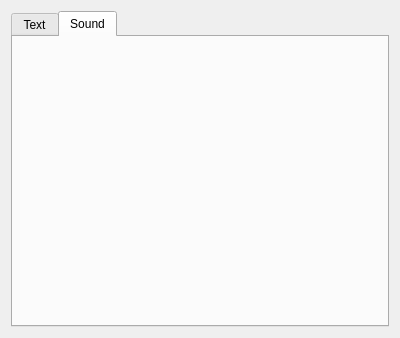
This is eiskaltdcpp/ui/UISettingsNotification.ui in eiskaltdcpp/eiskaltdcpp as Qt 5 draws it before an edit. The edited form follows.
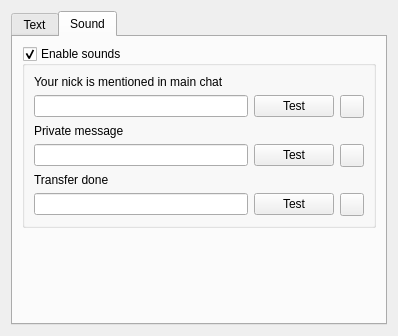
This is the edited form. The open tabs and pages were chosen to show the change.

Commit message: D-Bus notification support

Patch:
```diff
--- a/eiskaltdcpp/ui/UISettingsNotification.ui
+++ b/eiskaltdcpp/ui/UISettingsNotification.ui
@@ -6,8 +6,8 @@
    <rect>
     <x>0</x>
     <y>0</y>
-    <width>400</width>
-    <height>338</height>
+    <width>398</width>
+    <height>336</height>
    </rect>
   </property>
   <property name="windowTitle">
@@ -83,6 +83,105 @@
       <attribute name="title">
        <string>Sound</string>
       </attribute>
+      <layout class="QGridLayout" name="gridLayout_5">
+       <item row="0" column="0">
+        <widget class="QGroupBox" name="groupBox_SND">
+         <property name="title">
+          <string>Enable sounds</string>
+         </property>
+         <property name="checkable">
+          <bool>true</bool>
+         </property>
+         <layout class="QGridLayout" name="gridLayout_4">
+          <item row="1" column="0">
+           <widget class="QLineEdit" name="lineEdit_SNDNICKSAY"/>
+          </item>
+          <item row="1" column="1">
+           <widget class="QPushButton" name="pushButton_TESTNICKSAY">
+            <property name="text">
+             <string>Test</string>
+            </property>
+           </widget>
+          </item>
+          <item row="1" column="2">
+           <widget class="QToolButton" name="toolButton_BRWNICK">
+            <property name="text">
+             <string/>
+            </property>
+           </widget>
+          </item>
+          <item row="3" column="0">
+           <widget class="QLineEdit" name="lineEdit_SNDPM"/>
+          </item>
+          <item row="3" column="1">
+           <widget class="QPushButton" name="pushButton_TESTPM">
+            <property name="text">
+             <string>Test</string>
+            </property>
+           </widget>
+          </item>
+          <item row="3" column="2">
+           <widget class="QToolButton" name="toolButton_BRWPM">
+            <property name="text">
+             <string/>
+            </property>
+           </widget>
+          </item>
+          <item row="5" column="0">
+           <widget class="QLineEdit" name="lineEdit_SNDTRDONE"/>
+          </item>
+          <item row="5" column="1">
+           <widget class="QPushButton" name="pushButton_TESTTR">
+            <property name="text">
+             <string>Test</string>
+            </property>
+           </widget>
+          </item>
+          <item row="5" column="2">
+           <widget class="QToolButton" name="toolButton_BRWTR">
+            <property name="text">
+             <string/>
+            </property>
+           </widget>
+          </item>
+          <item row="0" column="0" colspan="3">
+           <widget class="QLabel" name="label">
+            <property name="text">
+             <string>Your nick is mentioned in main chat</string>
+            </property>
+           </widget>
+          </item>
+          <item row="2" column="0">
+           <widget class="QLabel" name="label_2">
+            <property name="text">
+             <string>Private message</string>
+            </property>
+           </widget>
+          </item>
+          <item row="4" column="0">
+           <widget class="QLabel" name="label_3">
+            <property name="text">
+             <string>Transfer done</string>
+            </property>
+           </widget>
+          </item>
+         </layout>
+        </widget>
+       </item>
+       <item row="1" column="0">
+        <spacer name="verticalSpacer_2">
+         <property name="orientation">
+          <enum>Qt::Vertical</enum>
+         </property>
+         <property name="sizeHint" stdset="0">
+          <size>
+           <width>20</width>
+           <height>40</height>
+          </size>
+         </property>
+        </spacer>
+       </item>
+      </layout>
      </widget>
     </widget>
    </item>
```
Left out of the diff: 42 changed lines with no effect on the pictures. The commit also changes 11 other files.
